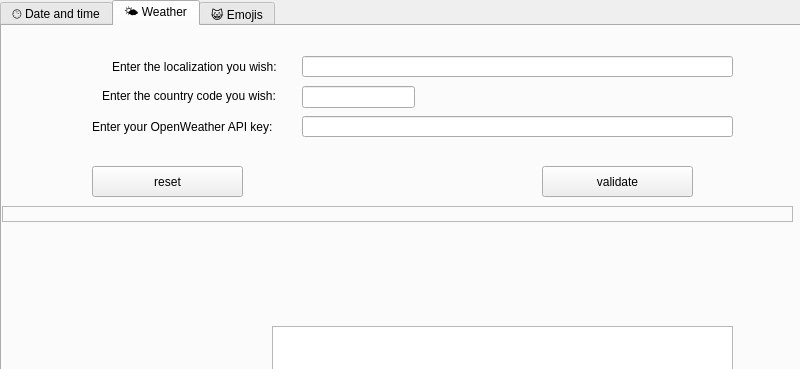
The window that maindesktopweadtwindow.ui (Vicken-Ghoubiguian/desktopWeaDTApp) describes before a commit, drawn with Qt 5; both pictures show x 0 to 800 and y 0 to 369 of the 800 by 600 pixel window.
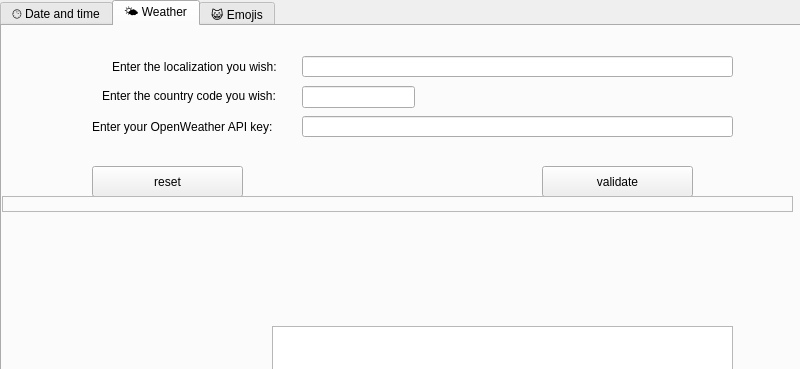
The same window after the commit.

Diff of the .ui file:
```diff
--- a/maindesktopweadtwindow.ui
+++ b/maindesktopweadtwindow.ui
@@ -238,7 +238,7 @@
       <property name="geometry">
        <rect>
         <x>0</x>
-        <y>180</y>
+        <y>170</y>
         <width>791</width>
         <height>16</height>
        </rect>
```
